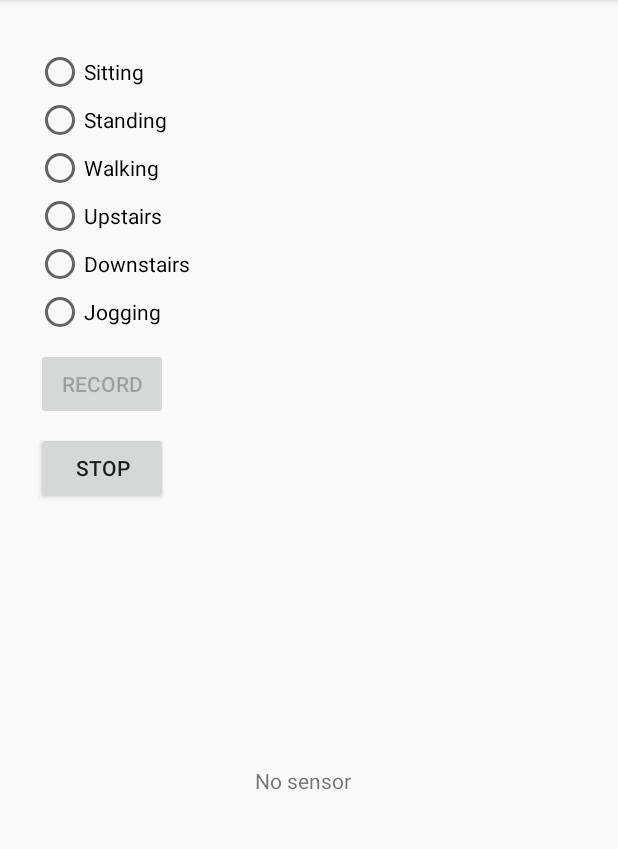
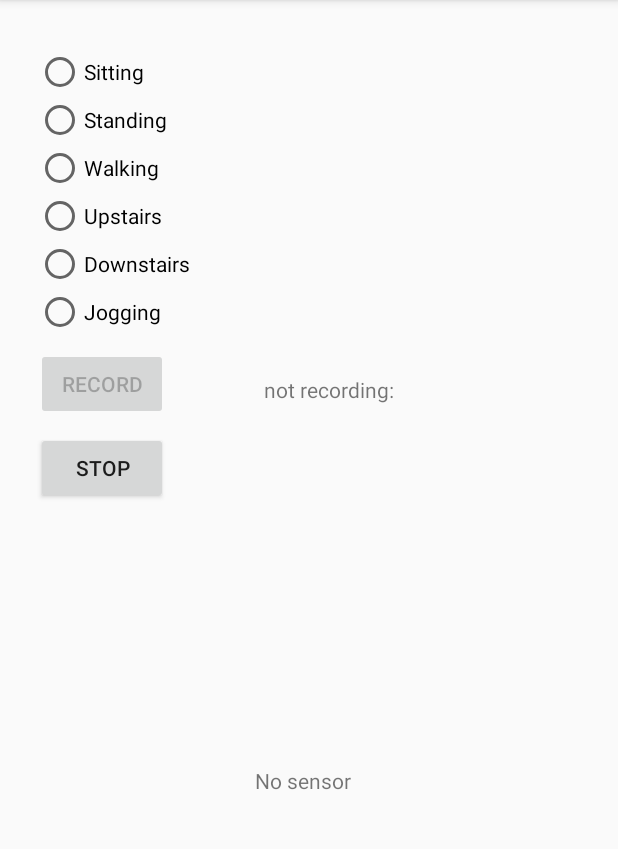
Before and after one commit to oli415/MCLabSS19, an Android app: the screen it shows after launch (MainActivity), after a tap on "STOP", on a phone screen of 412 x 824 dp, the part 84-933 px from its top. Run offline under Robolectric (Android 15) with nearby library versions, the light colour scheme and no system bars.

Commit message:
downgrades gradle version to be able to run, adds record status txtbox

```diff
--- a/app/build.gradle
+++ b/app/build.gradle
@@ -4,7 +4,7 @@ android {
     compileSdkVersion 28
     defaultConfig {
         applicationId "com.example.activitymonitoring"
-        minSdkVersion 15
+        minSdkVersion 19
         targetSdkVersion 28
         versionCode 1
         versionName "1.0"
--- a/app/src/main/java/com/example/activitymonitoring/MainActivity.java
+++ b/app/src/main/java/com/example/activitymonitoring/MainActivity.java
@@ -27,6 +27,7 @@ public class MainActivity
 
     // TextViews to display current sensor values
     private TextView mSensorAccelerometerTextView;
+    private TextView mRecordStatusTextView;
 
     private RadioGroup radioActivityGroup;
     private RadioButton radioActivityButton;
@@ -38,6 +39,8 @@ public class MainActivity
     File myExternalFile;
     String myData = "";
 
+    public static final int DEFAULT_HEIGHT = 5;
+
     @Override
     protected void onCreate(Bundle savedInstanceState) {
         super.onCreate(savedInstanceState);
@@ -45,6 +48,7 @@ public class MainActivity
 
         mSensorManager = (SensorManager) getSystemService(Context.SENSOR_SERVICE);
         mSensorAccelerometerTextView = findViewById(R.id.label_acceleromter);
+        mRecordStatusTextView = (TextView) findViewById(R.id.textRecordStatus);
 
         // assign sensor instances
         mAccelerometer = mSensorManager.getDefaultSensor(Sensor.TYPE_ACCELEROMETER);
@@ -70,6 +74,7 @@ public class MainActivity
                 radioActivityButton = findViewById(selectedId);
 
                 selectedActivity = radioActivityButton.getText().toString();
+                mRecordStatusTextView.setText("recording: " + selectedActivity);
             }
         });
 
@@ -78,6 +83,8 @@ public class MainActivity
             @Override
             public void onClick(View v) {
                 selectedActivity = "N/A";
+
+                mRecordStatusTextView.setText("not recording: ");
             }
         });
 
--- a/app/src/main/res/layout/activity_main.xml
+++ b/app/src/main/res/layout/activity_main.xml
@@ -101,4 +101,16 @@
         app:layout_constraintStart_toStartOf="parent"
         app:layout_constraintTop_toBottomOf="@+id/btnRecord" />
 
+    <TextView
+        android:id="@+id/textRecordStatus"
+        android:layout_width="175dp"
+        android:layout_height="40dp"
+        android:layout_marginStart="64dp"
+        android:layout_marginTop="8dp"
+        android:gravity="center_vertical"
+        android:text="Record status..."
+        app:layout_constraintBottom_toBottomOf="@+id/btnRecord"
+        app:layout_constraintStart_toEndOf="@+id/btnRecord"
+        app:layout_constraintTop_toTopOf="@+id/btnRecord" />
+
 </android.support.constraint.ConstraintLayout>
--- a/build.gradle
+++ b/build.gradle
@@ -7,7 +7,8 @@ buildscript {
 
     }
     dependencies {
-        classpath 'com.android.tools.build:gradle:3.4.0'
+        //change from 3.4.0 to 3.2.1 manually
+        classpath 'com.android.tools.build:gradle:3.2.1'
 
         // NOTE: Do not place your application dependencies here; they belong
         // in the individual module build.gradle files
```
